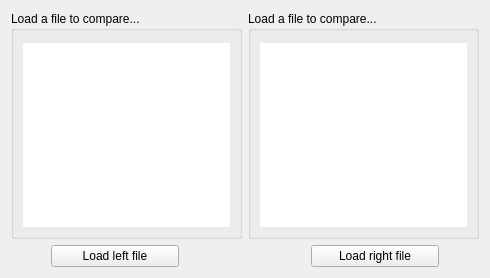
Before: the Qt Designer form view/ai_training/pythonconfigdiffwidget.ui in Joensw/RCAIT, drawn with Qt 5.
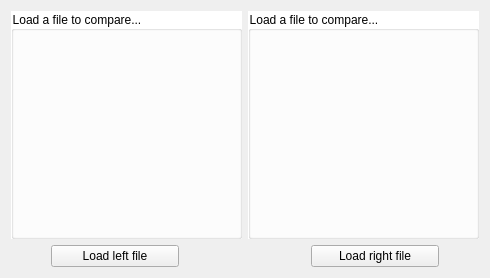
After: the same form once the commit is applied. Icons and pictures are not drawn. Custom widgets are drawn as their Qt base class.

Diff of the .ui file:
```diff
--- a/view/ai_training/pythonconfigdiffwidget.ui
+++ b/view/ai_training/pythonconfigdiffwidget.ui
@@ -16,6 +16,9 @@
   <layout class="QGridLayout" name="gridLayout">
    <item row="0" column="1">
     <widget class="QGroupBox" name="groupBox_rightFile">
+     <property name="styleSheet">
+      <string notr="true">background-color: rgb(255,255,255);</string>
+     </property>
      <property name="title">
       <string>Load a file to compare...</string>
      </property>
@@ -28,7 +31,7 @@
         <property name="styleSheet">
          <string notr="true">selection-color: rgb(0, 0, 0);
                                      selection-background-color: rgb(255, 255, 255);
-                                     background-color: none;
+                                     background-color: transparent;
                                      border: 2px rgb(0, 0, 0);
                                  </string>
         </property>
@@ -48,6 +51,9 @@
    </item>
    <item row="0" column="0">
     <widget class="QGroupBox" name="groupBox_leftFile">
+     <property name="styleSheet">
+      <string notr="true">background-color: rgb(255,255,255);</string>
+     </property>
      <property name="title">
       <string>Load a file to compare...</string>
      </property>
@@ -60,7 +66,7 @@
         <property name="styleSheet">
          <string notr="true">selection-color: rgb(0, 0, 0);
                                      selection-background-color: rgb(255, 255, 255);
-                                     background-color: none;
+                                     background-color: transparent;
                                      border: 2px rgb(0, 0, 0);</string>
         </property>
         <property name="lineWrapMode">
```
